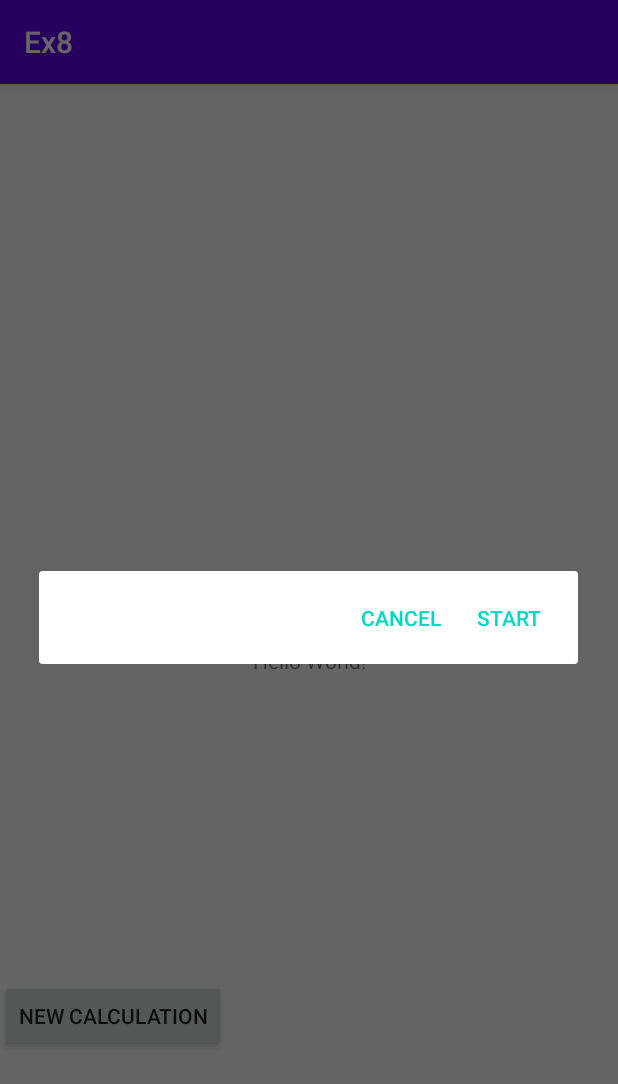
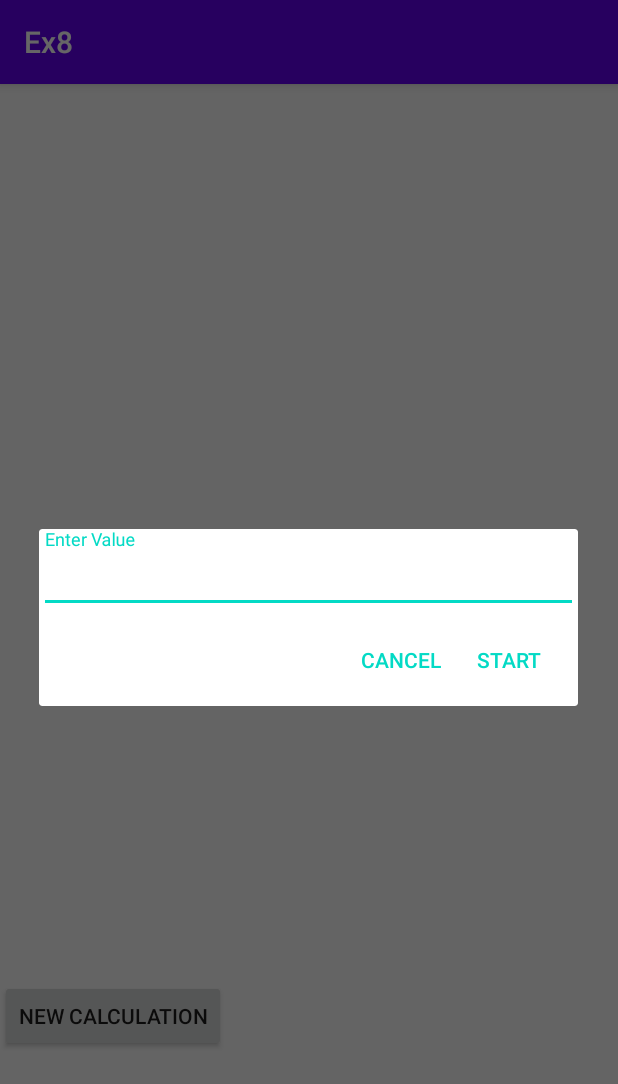
Before and after one commit to MikeMerz/postpc_y2021_ex8, an Android app: the screen it shows after launch (MainActivity), after a tap on "NEW CALCULATION", on a phone screen of 412 x 824 dp. Shown: the top 1084 px of the screen. Run offline under Robolectric (Android 15) with nearby library versions, the phone set to English and light mode, and no system bars; 1 statement that could not run was skipped.

Commit message:
third push

```diff
--- a/app/src/main/java/com/example/ex8/CalcApp.kt
+++ b/app/src/main/java/com/example/ex8/CalcApp.kt
@@ -1,15 +1,19 @@
 package com.example.ex8
 
 import android.app.Application
+import android.content.Context
 
 class CalcApp :Application(){
     lateinit var db:CalcHolderImpl
+    lateinit var ins:Context
     override fun onCreate() {
         super.onCreate()
+        ins = applicationContext
         if(db==null)
         {
             db = CalcHolderImpl(this.applicationContext)
         }
     }
+    fun returnIns():Context{return ins}
 
 }
--- a/app/src/main/java/com/example/ex8/CalcItem.kt
+++ b/app/src/main/java/com/example/ex8/CalcItem.kt
@@ -1,9 +1,11 @@
 package com.example.ex8
 
 import android.app.Application
+import java.util.*
 
-class CalcItem(): Application() {
+class CalcItem() : Application() {
     private var id:Int=-1
+    lateinit var threadID:UUID
     private var calcValue=-1
     private var firstRoot:Int=-1
     private var secondRoot:Int=-1
--- /dev/null
+++ b/app/src/main/res/layout/dialog_input.xml
@@ -0,0 +1,19 @@
+<?xml version="1.0" encoding="utf-8"?>
+<FrameLayout xmlns:android="http://schemas.android.com/apk/res/android"
+    android:layout_width="match_parent"
+    android:layout_height="wrap_content">
+
+    <com.google.android.material.textfield.TextInputLayout
+        android:layout_width="match_parent"
+        android:layout_height="wrap_content">
+
+        <AutoCompleteTextView
+            android:id="@+id/input"
+            android:layout_width="match_parent"
+            android:layout_height="wrap_content"
+            android:hint="Enter Value"
+            android:imeOptions="actionDone"
+            android:inputType="number" />
+
+    </com.google.android.material.textfield.TextInputLayout>
+</FrameLayout>
```
Also changed, not shown: app/src/main/java/com/example/ex8/CalcHolderImpl.kt (+15 -0 lines), app/src/main/java/com/example/ex8/MainActivity.kt (+8 -2 lines), app/src/main/java/com/example/ex8/RootWorker.kt (added, +50 -0 lines).
